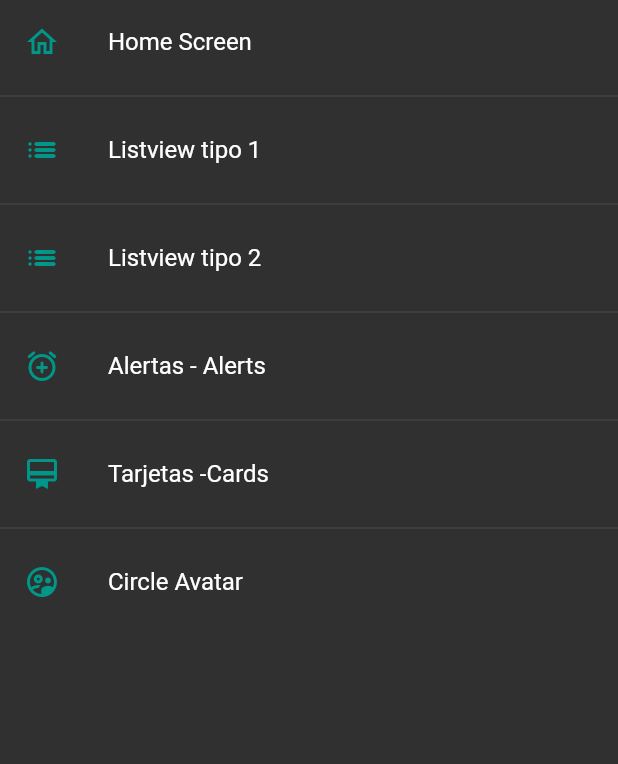
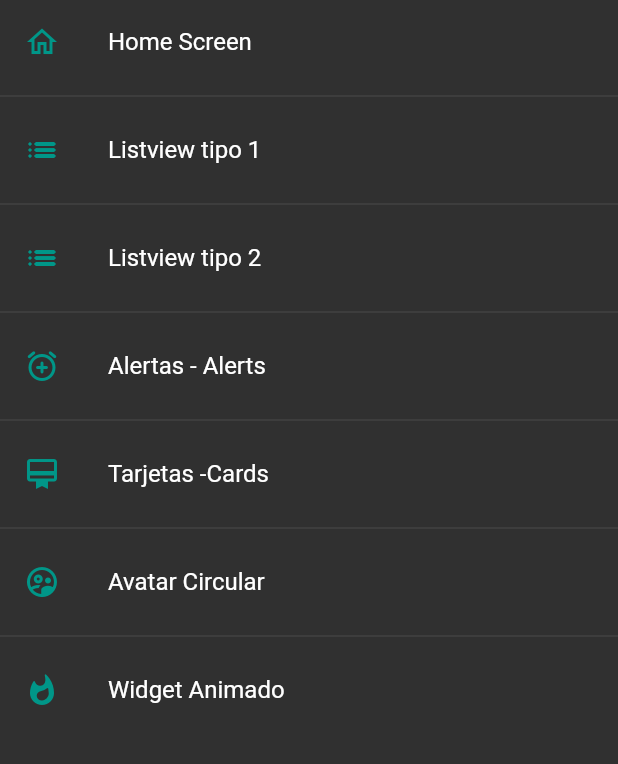
Before and after one commit to jperez331/flutter-components, a Flutter app: the screen it shows after launch, on a phone screen of 412 x 824 dp, the part 84-848 px from its top. Run offline on Flutter 3.47's test engine with Material 2 defaults, Android fonts, the phone set to English and light mode, and no system bars.

```diff
--- a/lib/router/app_routes.dart
+++ b/lib/router/app_routes.dart
@@ -34,8 +34,13 @@ class AppRoutes {
     MenuOption(
         route: 'avatar',
         icon: Icons.supervised_user_circle_outlined,
-        name: 'Circle Avatar',
-        screen: const AvatarScreen())
+        name: 'Avatar Circular',
+        screen: const AvatarScreen()),
+    MenuOption(
+        route: 'animated',
+        icon: Icons.whatshot_rounded,
+        name: 'Widget Animado',
+        screen: const AnimatedScreen())
   ];
 
   static Map<String, Widget Function(BuildContext)> getAppRoutes() {
--- a/lib/screens/screens.dart
+++ b/lib/screens/screens.dart
@@ -1,4 +1,5 @@
 export 'package:flutter_components/screens/alert_screen.dart';
+export 'package:flutter_components/screens/animated_screen.dart';
 export 'package:flutter_components/screens/avatar_screen.dart';
 export 'package:flutter_components/screens/card_screen.dart';
 export 'package:flutter_components/screens/home_screen.dart';
```
Also changed, not shown: lib/screens/animated_screen.dart (added, +14 -0 lines).
